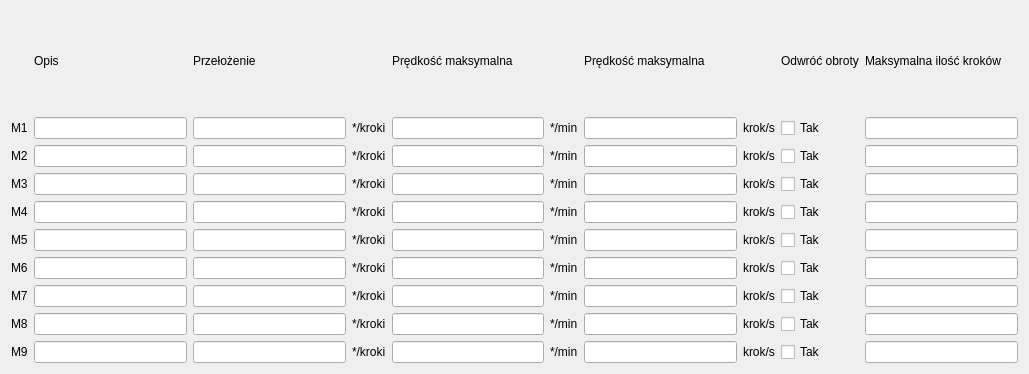
This is CzujkiLinioweApp/ustawienianapedow.ui in wiacekmarcin/CzujkiLiniowe as Qt 5 draws it before an edit. The edited form follows.
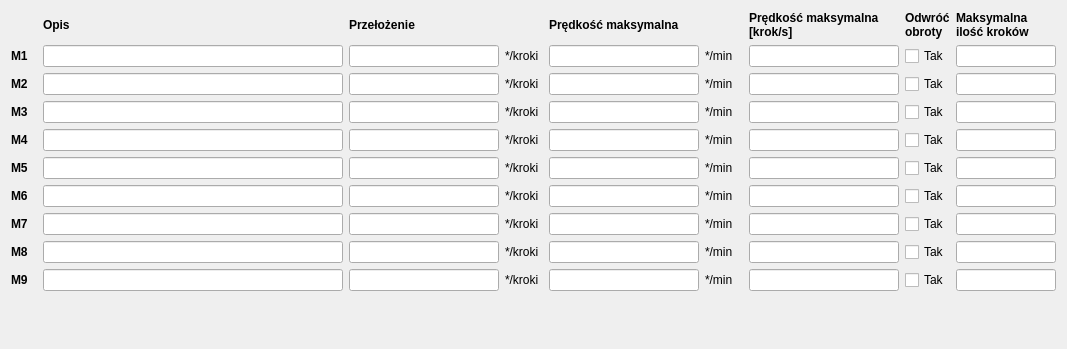
This is the edited form.

Diff of the .ui file:
```diff
--- a/CzujkiLinioweApp/ustawienianapedow.ui
+++ b/CzujkiLinioweApp/ustawienianapedow.ui
@@ -6,515 +6,1206 @@
    <rect>
     <x>0</x>
     <y>0</y>
-    <width>1029</width>
-    <height>374</height>
+    <width>1067</width>
+    <height>349</height>
    </rect>
   </property>
   <property name="windowTitle">
    <string>Form</string>
   </property>
   <layout class="QGridLayout" name="gridLayout">
-   <item row="0" column="8">
-    <widget class="QLabel" name="label_5">
+   <item row="9" column="0">
+    <widget class="QLabel" name="lnazwa_9">
+     <property name="maximumSize">
+      <size>
+       <width>26</width>
+       <height>16777215</height>
+      </size>
+     </property>
+     <property name="font">
+      <font>
+       <bold>true</bold>
+      </font>
+     </property>
      <property name="text">
-      <string>Odwróć obroty</string>
+      <string>M9</string>
+     </property>
+    </widget>
+   </item>
+   <item row="7" column="2">
+    <widget class="QLineEdit" name="ratio_7">
+     <property name="minimumSize">
+      <size>
+       <width>150</width>
+       <height>0</height>
+      </size>
+     </property>
+     <property name="maximumSize">
+      <size>
+       <width>150</width>
+       <height>16777215</height>
+      </size>
+     </property>
+    </widget>
+   </item>
+   <item row="2" column="9">
+    <widget class="QLineEdit" name="maxSteep_2">
+     <property name="maximumSize">
+      <size>
+       <width>100</width>
+       <height>16777215</height>
+      </size>
+     </property>
+    </widget>
+   </item>
+   <item row="1" column="9">
+    <widget class="QLineEdit" name="maxSteep_1">
+     <property name="minimumSize">
+      <size>
+       <width>100</width>
+       <height>0</height>
+      </size>
+     </property>
+     <property name="maximumSize">
+      <size>
+       <width>100</width>
+       <height>16777215</height>
+      </size>
+     </property>
+    </widget>
+   </item>
+   <item row="8" column="0">
+    <widget class="QLabel" name="lnazwa_8">
+     <property name="maximumSize">
+      <size>
+       <width>26</width>
+       <height>16777215</height>
+      </size>
+     </property>
+     <property name="font">
+      <font>
+       <bold>true</bold>
+      </font>
+     </property>
+     <property name="text">
+      <string>M8</string>
+     </property>
+    </widget>
+   </item>
+   <item row="5" column="0">
+    <widget class="QLabel" name="lnazwa_5">
+     <property name="maximumSize">
+      <size>
+       <width>26</width>
+       <height>16777215</height>
+      </size>
+     </property>
+     <property name="font">
+      <font>
+       <bold>true</bold>
+      </font>
+     </property>
+     <property name="text">
+      <string>M5</string>
+     </property>
+    </widget>
+   </item>
+   <item row="2" column="0">
+    <widget class="QLabel" name="lnazwa_2">
+     <property name="maximumSize">
+      <size>
+       <width>26</width>
+       <height>16777215</height>
+      </size>
+     </property>
+     <property name="font">
+      <font>
+       <bold>true</bold>
+      </font>
+     </property>
+     <property name="text">
+      <string>M2</string>
+     </property>
+    </widget>
+   </item>
+   <item row="9" column="8">
+    <widget class="QCheckBox" name="reverse_9">
+     <property name="maximumSize">
+      <size>
+       <width>52</width>
+       <height>16777215</height>
+      </size>
+     </property>
+     <property name="text">
+      <string>Tak</string>
+     </property>
+    </widget>
+   </item>
+   <item row="2" column="4">
+    <widget class="QLineEdit" name="speedMax1_2">
+     <property name="minimumSize">
+      <size>
+       <width>150</width>
+       <height>0</height>
+      </size>
+     </property>
+     <property name="maximumSize">
+      <size>
+       <width>150</width>
+       <height>16777215</height>
+      </size>
+     </property>
+    </widget>
+   </item>
+   <item row="6" column="8">
+    <widget class="QCheckBox" name="reverse_6">
+     <property name="maximumSize">
+      <size>
+       <width>52</width>
+       <height>16777215</height>
+      </size>
+     </property>
+     <property name="text">
+      <string>Tak</string>
+     </property>
+    </widget>
+   </item>
+   <item row="8" column="8">
+    <widget class="QCheckBox" name="reverse_8">
+     <property name="maximumSize">
+      <size>
+       <width>52</width>
+       <height>16777215</height>
+      </size>
+     </property>
+     <property name="text">
+      <string>Tak</string>
      </property>
     </widget>
    </item>
    <item row="0" column="1">
     <widget class="QLabel" name="head1">
+     <property name="font">
+      <font>
+       <bold>true</bold>
+      </font>
+     </property>
      <property name="text">
       <string>Opis</string>
      </property>
     </widget>
    </item>
-   <item row="0" column="9">
-    <widget class="QLabel" name="head5">
+   <item row="5" column="2">
+    <widget class="QLineEdit" name="ratio_5">
+     <property name="minimumSize">
+      <size>
+       <width>150</width>
+       <height>0</height>
+      </size>
+     </property>
+     <property name="maximumSize">
+      <size>
+       <width>150</width>
+       <height>16777215</height>
+      </size>
+     </property>
+    </widget>
+   </item>
+   <item row="7" column="1">
+    <widget class="QLineEdit" name="nazwa_7">
+     <property name="minimumSize">
+      <size>
+       <width>300</width>
+       <height>0</height>
+      </size>
+     </property>
+     <property name="maximumSize">
+      <size>
+       <width>300</width>
+       <height>16777215</height>
+      </size>
+     </property>
+     <property name="maxLength">
+      <number>100</number>
+     </property>
+    </widget>
+   </item>
+   <item row="3" column="5">
+    <widget class="QLabel" name="lunit2_3">
      <property name="text">
-      <string>Maksymalna ilość kroków</string>
+      <string>*/min</string>
+     </property>
+    </widget>
+   </item>
+   <item row="4" column="0">
+    <widget class="QLabel" name="lnazwa_4">
+     <property name="maximumSize">
+      <size>
+       <width>26</width>
+       <height>16777215</height>
+      </size>
+     </property>
+     <property name="font">
+      <font>
+       <bold>true</bold>
+      </font>
+     </property>
+     <property name="text">
+      <string>M4</string>
+     </property>
+    </widget>
+   </item>
+   <item row="4" column="9">
+    <widget class="QLineEdit" name="maxSteep_4">
+     <property name="maximumSize">
+      <size>
+       <width>100</width>
+       <height>16777215</height>
+      </size>
+     </property>
+    </widget>
+   </item>
+   <item row="5" column="1">
+    <widget class="QLineEdit" name="nazwa_5">
+     <property name="minimumSize">
+      <size>
+       <width>300</width>
+       <height>0</height>
+      </size>
+     </property>
+     <property name="maximumSize">
+      <size>
+       <width>300</width>
+       <height>16777215</height>
+      </size>
+     </property>
+     <property name="maxLength">
+      <number>100</number>
+     </property>
+    </widget>
+   </item>
+   <item row="6" column="6">
+    <widget class="QLineEdit" name="maxSpeed2_6">
+     <property name="minimumSize">
+      <size>
+       <width>150</width>
+       <height>0</height>
+      </size>
+     </property>
+     <property name="maximumSize">
+      <size>
+       <width>150</width>
+       <height>16777215</height>
+      </size>
+     </property>
+    </widget>
+   </item>
+   <item row="8" column="2">
+    <widget class="QLineEdit" name="ratio_8">
+     <property name="minimumSize">
+      <size>
+       <width>150</width>
+       <height>0</height>
+      </size>
+     </property>
+     <property name="maximumSize">
+      <size>
+       <width>150</width>
+       <height>16777215</height>
+      </size>
+     </property>
+    </widget>
+   </item>
+   <item row="3" column="0">
+    <widget class="QLabel" name="lnazwa_3">
+     <property name="maximumSize">
+      <size>
+       <width>26</width>
+       <height>16777215</height>
+      </size>
+     </property>
+     <property name="font">
+      <font>
+       <bold>true</bold>
+      </font>
+     </property>
+     <property name="text">
+      <string>M3</string>
+     </property>
+    </widget>
+   </item>
+   <item row="7" column="4">
+    <widget class="QLineEdit" name="speedMax1_7">
+     <property name="minimumSize">
+      <size>
+       <width>150</width>
+       <height>0</height>
+      </size>
+     </property>
+     <property name="maximumSize">
+      <size>
+       <width>150</width>
+       <height>16777215</height>
+      </size>
+     </property>
+    </widget>
+   </item>
+   <item row="1" column="2">
+    <widget class="QLineEdit" name="ratio_1">
+     <property name="minimumSize">
+      <size>
+       <width>150</width>
+       <height>0</height>
+      </size>
+     </property>
+     <property name="maximumSize">
+      <size>
+       <width>150</width>
+       <height>16777215</height>
+      </size>
+     </property>
+    </widget>
+   </item>
+   <item row="4" column="8">
+    <widget class="QCheckBox" name="reverse_4">
+     <property name="maximumSize">
+      <size>
+       <width>52</width>
+       <height>16777215</height>
+      </size>
+     </property>
+     <property name="text">
+      <string>Tak</string>
+     </property>
+    </widget>
+   </item>
+   <item row="2" column="6">
+    <widget class="QLineEdit" name="maxSpeed2_2">
+     <property name="minimumSize">
+      <size>
+       <width>150</width>
+       <height>0</height>
+      </size>
+     </property>
+     <property name="maximumSize">
+      <size>
+       <width>150</width>
+       <height>16777215</height>
+      </size>
+     </property>
+    </widget>
+   </item>
+   <item row="3" column="1">
+    <widget class="QLineEdit" name="nazwa_3">
+     <property name="minimumSize">
+      <size>
+       <width>300</width>
+       <height>0</height>
+      </size>
+     </property>
+     <property name="maximumSize">
+      <size>
+       <width>300</width>
+       <height>16777215</height>
+      </size>
+     </property>
+     <property name="maxLength">
+      <number>100</number>
+     </property>
+    </widget>
+   </item>
+   <item row="6" column="3">
+    <widget class="QLabel" name="lunit1_6">
+     <property name="text">
+      <string>*/kroki</string>
      </property>
     </widget>
    </item>
    <item row="0" column="2" colspan="2">
     <widget class="QLabel" name="head2">
+     <property name="font">
+      <font>
+       <bold>true</bold>
+      </font>
+     </property>
      <property name="text">
       <string>Przełożenie</string>
      </property>
     </widget>
    </item>
+   <item row="9" column="1">
+    <widget class="QLineEdit" name="nazwa_9">
+     <property name="minimumSize">
+      <size>
+       <width>300</width>
+       <height>0</height>
+      </size>
+     </property>
+     <property name="maximumSize">
+      <size>
+       <width>300</width>
+       <height>16777215</height>
+      </size>
+     </property>
+     <property name="maxLength">
+      <number>100</number>
+     </property>
+    </widget>
+   </item>
+   <item row="8" column="9">
+    <widget class="QLineEdit" name="maxSteep_8">
+     <property name="maximumSize">
+      <size>
+       <width>100</width>
+       <height>16777215</height>
+      </size>
+     </property>
+    </widget>
+   </item>
+   <item row="5" column="4">
+    <widget class="QLineEdit" name="speedMax1_5">
+     <property name="minimumSize">
+      <size>
+       <width>150</width>
+       <height>0</height>
+      </size>
+     </property>
+     <property name="maximumSize">
+      <size>
+       <width>150</width>
+       <height>16777215</height>
+      </size>
+     </property>
+    </widget>
+   </item>
+   <item row="6" column="0">
+    <widget class="QLabel" name="lnazwa_6">
+     <property name="maximumSize">
+      <size>
+       <width>26</width>
+       <height>16777215</height>
+      </size>
+     </property>
+     <property name="font">
+      <font>
+       <bold>true</bold>
+      </font>
+     </property>
+     <property name="text">
+      <string>M6</string>
+     </property>
+    </widget>
+   </item>
+   <item row="6" column="2">
+    <widget class="QLineEdit" name="ratio_6">
+     <property name="minimumSize">
+      <size>
+       <width>150</width>
+       <height>0</height>
+      </size>
+     </property>
+     <property name="maximumSize">
+      <size>
+       <width>150</width>
+       <height>16777215</height>
+      </size>
+     </property>
+    </widget>
+   </item>
+   <item row="5" column="9">
+    <widget class="QLineEdit" name="maxSteep_5">
+     <property name="maximumSize">
+      <size>
+       <width>100</width>
+       <height>16777215</height>
+      </size>
+     </property>
+    </widget>
+   </item>
    <item row="0" column="4" colspan="2">
     <widget class="QLabel" name="head3">
+     <property name="font">
+      <font>
+       <bold>true</bold>
+      </font>
+     </property>
      <property name="text">
       <string>Prędkość maksymalna</string>
      </property>
     </widget>
    </item>
-   <item row="0" column="6" colspan="2">
-    <widget class="QLabel" name="head4">
+   <item row="5" column="6">
+    <widget class="QLineEdit" name="maxSpeed2_5">
+     <property name="minimumSize">
+      <size>
+       <width>150</width>
+       <height>0</height>
+      </size>
+     </property>
+     <property name="maximumSize">
+      <size>
+       <width>150</width>
+       <height>16777215</height>
+      </size>
+     </property>
+    </widget>
+   </item>
+   <item row="7" column="0">
+    <widget class="QLabel" name="lnazwa_7">
+     <property name="maximumSize">
+      <size>
+       <width>26</width>
+       <height>16777215</height>
+      </size>
+     </property>
+     <property name="font">
+      <font>
+       <bold>true</bold>
+      </font>
+     </property>
      <property name="text">
-      <string>Prędkość maksymalna</string>
+      <string>M7</string>
+     </property>
+    </widget>
+   </item>
+   <item row="7" column="6">
+    <widget class="QLineEdit" name="maxSpeed2_7">
+     <property name="minimumSize">
+      <size>
+       <width>150</width>
+       <height>0</height>
+      </size>
+     </property>
+     <property name="maximumSize">
+      <size>
+       <width>150</width>
+       <height>16777215</height>
+      </size>
+     </property>
+    </widget>
+   </item>
+   <item row="4" column="4">
+    <widget class="QLineEdit" name="speedMax1_4">
+     <property name="minimumSize">
+      <size>
+       <width>150</width>
+       <height>0</height>
+      </size>
+     </property>
+     <property name="maximumSize">
+      <size>
+       <width>150</width>
+       <height>16777215</height>
+      </size>
+     </property>
+    </widget>
+   </item>
+   <item row="8" column="3">
+    <widget class="QLabel" name="lunit1_8">
+     <property name="text">
+      <string>*/kroki</string>
+     </property>
+    </widget>
+   </item>
+   <item row="6" column="4">
+    <widget class="QLineEdit" name="speedMax1_6">
+     <property name="minimumSize">
+      <size>
+       <width>150</width>
+       <height>0</height>
+      </size>
+     </property>
+     <property name="maximumSize">
+      <size>
+       <width>150</width>
+       <height>16777215</height>
+      </size>
+     </property>
+    </widget>
+   </item>
+   <item row="9" column="6">
+    <widget class="QLineEdit" name="maxSpeed2_9">
+     <property name="minimumSize">
+      <size>
+       <width>150</width>
+       <height>0</height>
+      </size>
+     </property>
+     <property name="maximumSize">
+      <size>
+       <width>150</width>
+       <height>16777215</height>
+      </size>
+     </property>
+    </widget>
+   </item>
+   <item row="0" column="8">
+    <widget class="QLabel" name="label_5">
+     <property name="font">
+      <font>
+       <bold>true</bold>
+      </font>
+     </property>
+     <property name="text">
+      <string>Odwróć
+obroty</string>
      </property>
     </widget>
    </item>
    <item row="1" column="0">
     <widget class="QLabel" name="lnazwa_1">
-        <property name="text">
-        <string>M1</string>
-        </property>
+     <property name="maximumSize">
+      <size>
+       <width>26</width>
+       <height>16777215</height>
+      </size>
+     </property>
+     <property name="font">
+      <font>
+       <bold>true</bold>
+      </font>
+     </property>
+     <property name="text">
+      <string>M1</string>
+     </property>
     </widget>
-</item>
-<item row="1" column="1">
-    <widget class="QLineEdit" name="nazwa_1"/>
-</item>
-<item row="1" column="2">
-    <widget class="QLineEdit" name="ratio_1"/>
-</item>
-<item row="1" column="3">
-    <widget class="QLabel" name="lunit1_1">
-        <property name="text">
-        <string>*/kroki</string>
-        </property>
+   </item>
+   <item row="3" column="4">
+    <widget class="QLineEdit" name="speedMax1_3">
+     <property name="minimumSize">
+      <size>
+       <width>150</width>
+       <height>0</height>
+      </size>
+     </property>
+     <property name="maximumSize">
+      <size>
+       <width>150</width>
+       <height>16777215</height>
+      </size>
+     </property>
     </widget>
-</item>
-<item row="1" column="4">
-    <widget class="QLineEdit" name="speedMax1_1"/>
-</item>
-<item row="1" column="5">
+   </item>
+   <item row="9" column="2">
+    <widget class="QLineEdit" name="ratio_9">
+     <property name="minimumSize">
+      <size>
+       <width>150</width>
+       <height>0</height>
+      </size>
+     </property>
+     <property name="maximumSize">
+      <size>
+       <width>150</width>
+       <height>16777215</height>
+      </size>
+     </property>
+    </widget>
+   </item>
+   <item row="5" column="5">
+    <widget class="QLabel" name="lunit2_5">
+     <property name="text">
+      <string>*/min</string>
+     </property>
+    </widget>
+   </item>
+   <item row="3" column="8">
+    <widget class="QCheckBox" name="reverse_3">
+     <property name="maximumSize">
+      <size>
+       <width>52</width>
+       <height>16777215</height>
+      </size>
+     </property>
+     <property name="text">
+      <string>Tak</string>
+     </property>
+    </widget>
+   </item>
+   <item row="6" column="5">
+    <widget class="QLabel" name="lunit2_6">
+     <property name="text">
+      <string>*/min</string>
+     </property>
+    </widget>
+   </item>
+   <item row="9" column="9">
+    <widget class="QLineEdit" name="maxSteep_9">
+     <property name="maximumSize">
+      <size>
+       <width>100</width>
+       <height>16777215</height>
+      </size>
+     </property>
+    </widget>
+   </item>
+   <item row="6" column="1">
+    <widget class="QLineEdit" name="nazwa_6">
+     <property name="minimumSize">
+      <size>
+       <width>300</width>
+       <height>0</height>
+      </size>
+     </property>
+     <property name="maximumSize">
+      <size>
+       <width>300</width>
+       <height>16777215</height>
+      </size>
+     </property>
+     <property name="maxLength">
+      <number>100</number>
+     </property>
+    </widget>
+   </item>
+   <item row="3" column="3">
+    <widget class="QLabel" name="lunit1_3">
+     <property name="text">
+      <string>*/kroki</string>
+     </property>
+    </widget>
+   </item>
+   <item row="1" column="1">
+    <widget class="QLineEdit" name="nazwa_1">
+     <property name="minimumSize">
+      <size>
+       <width>300</width>
+       <height>0</height>
+      </size>
+     </property>
+     <property name="maximumSize">
+      <size>
+       <width>300</width>
+       <height>16777215</height>
+      </size>
+     </property>
+     <property name="maxLength">
+      <number>100</number>
+     </property>
+    </widget>
+   </item>
+   <item row="1" column="5">
     <widget class="QLabel" name="lunit2_1">
-        <property name="text">
-        <string>*/min</string>
-        </property>
+     <property name="text">
+      <string>*/min</string>
+     </property>
     </widget>
-</item>
-<item row="1" column="6">
-    <widget class="QLineEdit" name="maxSpeed2_1"/>
-</item>
-<item row="1" column="7">
-    <widget class="QLabel" name="lunit3_1">
-        <property name="text">
-        <string>krok/s</string>
-        </property>
+   </item>
+   <item row="4" column="6">
+    <widget class="QLineEdit" name="maxSpeed2_4">
+     <property name="minimumSize">
+      <size>
+       <width>150</width>
+       <height>0</height>
+      </size>
+     </property>
+     <property name="maximumSize">
+      <size>
+       <width>150</width>
+       <height>16777215</height>
+      </size>
+     </property>
     </widget>
-</item>
-<item row="1" column="8">
-    <widget class="QCheckBox" name="reverse_1">
+   </item>
+   <item row="9" column="3">
+    <widget class="QLabel" name="lunit1_9">
      <property name="text">
-      <string>Tak</string>
+      <string>*/kroki</string>
      </property>
     </widget>
-</item>
-<item row="1" column="9">
-    <widget class="QLineEdit" name="maxSteep_1"/>
-</item>
-
-<item row="2" column="0">
-    <widget class="QLabel" name="lnazwa_2">
-        <property name="text">
-        <string>M2</string>
-        </property>
+   </item>
+   <item row="2" column="2">
+    <widget class="QLineEdit" name="ratio_2">
+     <property name="minimumSize">
+      <size>
+       <width>150</width>
+       <height>0</height>
+      </size>
+     </property>
+     <property name="maximumSize">
+      <size>
+       <width>150</width>
+       <height>16777215</height>
+      </size>
+     </property>
     </widget>
-</item>
-<item row="2" column="1">
-    <widget class="QLineEdit" name="nazwa_2"/>
-</item>
-<item row="2" column="2">
-    <widget class="QLineEdit" name="ratio_2"/>
-</item>
-<item row="2" column="3">
-    <widget class="QLabel" name="lunit1_2">
-        <property name="text">
-        <string>*/kroki</string>
-        </property>
-    </widget>
-</item>
-<item row="2" column="4">
-    <widget class="QLineEdit" name="speedMax1_2"/>
-</item>
-<item row="2" column="5">
-    <widget class="QLabel" name="lunit2_2">
-        <property name="text">
-        <string>*/min</string>
-        </property>
-    </widget>
-</item>
-<item row="2" column="6">
-    <widget class="QLineEdit" name="maxSpeed2_2"/>
-</item>
-<item row="2" column="7">
-    <widget class="QLabel" name="lunit3_2">
-        <property name="text">
-        <string>krok/s</string>
-        </property>
-    </widget>
-</item>
-<item row="2" column="8">
+   </item>
+   <item row="2" column="8">
     <widget class="QCheckBox" name="reverse_2">
-     <property name="text">
-      <string>Tak</string>
+     <property name="maximumSize">
+      <size>
+       <width>52</width>
+       <height>16777215</height>
+      </size>
      </property>
-    </widget>
-</item>
-<item row="2" column="9">
-    <widget class="QLineEdit" name="maxSteep_2"/>
-</item>
-
-<item row="3" column="0">
-    <widget class="QLabel" name="lnazwa_3">
-        <property name="text">
-        <string>M3</string>
-        </property>
-    </widget>
-</item>
-<item row="3" column="1">
-    <widget class="QLineEdit" name="nazwa_3"/>
-</item>
-<item row="3" column="2">
-    <widget class="QLineEdit" name="ratio_3"/>
-</item>
-<item row="3" column="3">
-    <widget class="QLabel" name="lunit1_3">
-        <property name="text">
-        <string>*/kroki</string>
-        </property>
-    </widget>
-</item>
-<item row="3" column="4">
-    <widget class="QLineEdit" name="speedMax1_3"/>
-</item>
-<item row="3" column="5">
-    <widget class="QLabel" name="lunit2_3">
-        <property name="text">
-        <string>*/min</string>
-        </property>
-    </widget>
-</item>
-<item row="3" column="6">
-    <widget class="QLineEdit" name="maxSpeed2_3"/>
-</item>
-<item row="3" column="7">
-    <widget class="QLabel" name="lunit3_3">
-        <property name="text">
-        <string>krok/s</string>
-        </property>
-    </widget>
-</item>
-<item row="3" column="8">
-    <widget class="QCheckBox" name="reverse_3">
      <property name="text">
       <string>Tak</string>
      </property>
     </widget>
-</item>
-<item row="3" column="9">
-    <widget class="QLineEdit" name="maxSteep_3"/>
-</item>
-
-<item row="4" column="0">
-    <widget class="QLabel" name="lnazwa_4">
-        <property name="text">
-        <string>M4</string>
-        </property>
-    </widget>
-</item>
-<item row="4" column="1">
-    <widget class="QLineEdit" name="nazwa_4"/>
-</item>
-<item row="4" column="2">
-    <widget class="QLineEdit" name="ratio_4"/>
-</item>
-<item row="4" column="3">
-    <widget class="QLabel" name="lunit1_4">
-        <property name="text">
-        <string>*/kroki</string>
-        </property>
-    </widget>
-</item>
-<item row="4" column="4">
-    <widget class="QLineEdit" name="speedMax1_4"/>
-</item>
-<item row="4" column="5">
-    <widget class="QLabel" name="lunit2_4">
-        <property name="text">
-        <string>*/min</string>
-        </property>
-    </widget>
-</item>
-<item row="4" column="6">
-    <widget class="QLineEdit" name="maxSpeed2_4"/>
-</item>
-<item row="4" column="7">
-    <widget class="QLabel" name="lunit3_4">
-        <property name="text">
-        <string>krok/s</string>
-        </property>
-    </widget>
-</item>
-<item row="4" column="8">
-    <widget class="QCheckBox" name="reverse_4">
+   </item>
+   <item row="8" column="5">
+    <widget class="QLabel" name="lunit2_8">
      <property name="text">
-      <string>Tak</string>
+      <string>*/min</string>
      </property>
     </widget>
-</item>
-<item row="4" column="9">
-    <widget class="QLineEdit" name="maxSteep_4"/>
-</item>
-
-<item row="5" column="0">
-    <widget class="QLabel" name="lnazwa_5">
-        <property name="text">
-        <string>M5</string>
-        </property>
-    </widget>
-</item>
-<item row="5" column="1">
-    <widget class="QLineEdit" name="nazwa_5"/>
-</item>
-<item row="5" column="2">
-    <widget class="QLineEdit" name="ratio_5"/>
-</item>
-<item row="5" column="3">
+   </item>
+   <item row="5" column="3">
     <widget class="QLabel" name="lunit1_5">
-        <property name="text">
-        <string>*/kroki</string>
-        </property>
+     <property name="text">
+      <string>*/kroki</string>
+     </property>
     </widget>
-</item>
-<item row="5" column="4">
-    <widget class="QLineEdit" name="speedMax1_5"/>
-</item>
-<item row="5" column="5">
-    <widget class="QLabel" name="lunit2_5">
-        <property name="text">
-        <string>*/min</string>
-        </property>
+   </item>
+   <item row="7" column="8">
+    <widget class="QCheckBox" name="reverse_7">
+     <property name="maximumSize">
+      <size>
+       <width>52</width>
+       <height>16777215</height>
+      </size>
+     </property>
+     <property name="text">
+      <string>Tak</string>
+     </property>
     </widget>
-</item>
-<item row="5" column="6">
-    <widget class="QLineEdit" name="maxSpeed2_5"/>
-</item>
-<item row="5" column="7">
-    <widget class="QLabel" name="lunit3_5">
-        <property name="text">
-        <string>krok/s</string>
-        </property>
+   </item>
+   <item row="4" column="5">
+    <widget class="QLabel" name="lunit2_4">
+     <property name="text">
+      <string>*/min</string>
+     </property>
     </widget>
-</item>
-<item row="5" column="8">
+   </item>
+   <item row="8" column="1">
+    <widget class="QLineEdit" name="nazwa_8">
+     <property name="minimumSize">
+      <size>
+       <width>300</width>
+       <height>0</height>
+      </size>
+     </property>
+     <property name="maximumSize">
+      <size>
+       <width>300</width>
+       <height>16777215</height>
+      </size>
+     </property>
+     <property name="maxLength">
+      <number>100</number>
+     </property>
+    </widget>
+   </item>
+   <item row="8" column="6">
+    <widget class="QLineEdit" name="maxSpeed2_8">
+     <property name="minimumSize">
+      <size>
+       <width>150</width>
+       <height>0</height>
+      </size>
+     </property>
+     <property name="maximumSize">
+      <size>
+       <width>150</width>
+       <height>16777215</height>
+      </size>
+     </property>
+    </widget>
+   </item>
+   <item row="5" column="8">
     <widget class="QCheckBox" name="reverse_5">
-     <property name="text">
-      <string>Tak</string>
+     <property name="maximumSize">
+      <size>
+       <width>52</width>
+       <height>16777215</height>
+      </size>
      </property>
-    </widget>
-</item>
-<item row="5" column="9">
-    <widget class="QLineEdit" name="maxSteep_5"/>
-</item>
-
-<item row="6" column="0">
-    <widget class="QLabel" name="lnazwa_6">
-        <property name="text">
-        <string>M6</string>
-        </property>
-    </widget>
-</item>
-<item row="6" column="1">
-    <widget class="QLineEdit" name="nazwa_6"/>
-</item>
-<item row="6" column="2">
-    <widget class="QLineEdit" name="ratio_6"/>
-</item>
-<item row="6" column="3">
-    <widget class="QLabel" name="lunit1_6">
-        <property name="text">
-        <string>*/kroki</string>
-        </property>
-    </widget>
-</item>
-<item row="6" column="4">
-    <widget class="QLineEdit" name="speedMax1_6"/>
-</item>
-<item row="6" column="5">
-    <widget class="QLabel" name="lunit2_6">
-        <property name="text">
-        <string>*/min</string>
-        </property>
-    </widget>
-</item>
-<item row="6" column="6">
-    <widget class="QLineEdit" name="maxSpeed2_6"/>
-</item>
-<item row="6" column="7">
-    <widget class="QLabel" name="lunit3_6">
-        <property name="text">
-        <string>krok/s</string>
-        </property>
-    </widget>
-</item>
-<item row="6" column="8">
-    <widget class="QCheckBox" name="reverse_6">
      <property name="text">
       <string>Tak</string>
      </property>
     </widget>
-</item>
-<item row="6" column="9">
-    <widget class="QLineEdit" name="maxSteep_6"/>
-</item>
-
-<item row="7" column="0">
-    <widget class="QLabel" name="lnazwa_7">
-        <property name="text">
-        <string>M7</string>
-        </property>
-    </widget>
-</item>
-<item row="7" column="1">
-    <widget class="QLineEdit" name="nazwa_7"/>
-</item>
-<item row="7" column="2">
-    <widget class="QLineEdit" name="ratio_7"/>
-</item>
-<item row="7" column="3">
+   </item>
+   <item row="7" column="3">
     <widget class="QLabel" name="lunit1_7">
-        <property name="text">
-        <string>*/kroki</string>
-        </property>
+     <property name="text">
+      <string>*/kroki</string>
+     </property>
     </widget>
-</item>
-<item row="7" column="4">
-    <widget class="QLineEdit" name="speedMax1_7"/>
-</item>
-<item row="7" column="5">
+   </item>
+   <item row="2" column="3">
+    <widget class="QLabel" name="lunit1_2">
+     <property name="text">
+      <string>*/kroki</string>
+     </property>
+    </widget>
+   </item>
+   <item row="4" column="2">
+    <widget class="QLineEdit" name="ratio_4">
+     <property name="minimumSize">
+      <size>
+       <width>150</width>
+       <height>0</height>
+      </size>
+     </property>
+     <property name="maximumSize">
+      <size>
+       <width>150</width>
+       <height>16777215</height>
+      </size>
+     </property>
+    </widget>
+   </item>
+   <item row="7" column="5">
     <widget class="QLabel" name="lunit2_7">
-        <property name="text">
-        <string>*/min</string>
-        </property>
-    </widget>
-</item>
-<item row="7" column="6">
-    <widget class="QLineEdit" name="maxSpeed2_7"/>
-</item>
-<item row="7" column="7">
-    <widget class="QLabel" name="lunit3_7">
-        <property name="text">
-        <string>krok/s</string>
-        </property>
-    </widget>
-</item>
-<item row="7" column="8">
-    <widget class="QCheckBox" name="reverse_7">
      <property name="text">
-      <string>Tak</string>
+      <string>*/min</string>
      </property>
     </widget>
-</item>
-<item row="7" column="9">
-    <widget class="QLineEdit" name="maxSteep_7"/>
-</item>
-
-<item row="8" column="0">
-    <widget class="QLabel" name="lnazwa_8">
-        <property name="text">
-        <string>M8</string>
-        </property>
+   </item>
+   <item row="4" column="1">
+    <widget class="QLineEdit" name="nazwa_4">
+     <property name="minimumSize">
+      <size>
+       <width>300</width>
+       <height>0</height>
+      </size>
+     </property>
+     <property name="maximumSize">
+      <size>
+       <width>300</width>
+       <height>16777215</height>
+      </size>
+     </property>
+     <property name="maxLength">
+      <number>100</number>
+     </property>
     </widget>
-</item>
-<item row="8" column="1">
-    <widget class="QLineEdit" name="nazwa_8"/>
-</item>
-<item row="8" column="2">
-    <widget class="QLineEdit" name="ratio_8"/>
-</item>
-<item row="8" column="3">
-    <widget class="QLabel" name="lunit1_8">
-        <property name="text">
-        <string>*/kroki</string>
-        </property>
+   </item>
+   <item row="1" column="6">
+    <widget class="QLineEdit" name="maxSpeed2_1">
+     <property name="minimumSize">
+      <size>
+       <width>150</width>
+       <height>0</height>
+      </size>
+     </property>
+     <property name="maximumSize">
+      <size>
+       <width>150</width>
+       <height>16777215</height>
+      </size>
+     </property>
     </widget>
-</item>
-<item row="8" column="4">
-    <widget class="QLineEdit" name="speedMax1_8"/>
-</item>
-<item row="8" column="5">
-    <widget class="QLabel" name="lunit2_8">
-        <property name="text">
-        <string>*/min</string>
-        </property>
+   </item>
+   <item row="3" column="9">
+    <widget class="QLineEdit" name="maxSteep_3">
+     <property name="maximumSize">
+      <size>
+       <width>100</width>
+       <height>16777215</height>
+      </size>
+     </property>
     </widget>
-</item>
-<item row="8" column="6">
-    <widget class="QLineEdit" name="maxSpeed2_8"/>
-</item>
-<item row="8" column="7">
-    <widget class="QLabel" name="lunit3_8">
-        <property name="text">
-        <string>krok/s</string>
-        </property>
-    </widget>
-</item>
-<item row="8" column="8">
-    <widget class="QCheckBox" name="reverse_8">
+   </item>
+   <item row="1" column="3">
+    <widget class="QLabel" name="lunit1_1">
      <property name="text">
-      <string>Tak</string>
+      <string>*/kroki</string>
      </property>
     </widget>
-</item>
-<item row="8" column="9">
-    <widget class="QLineEdit" name="maxSteep_8"/>
-</item>
-
-<item row="9" column="0">
-    <widget class="QLabel" name="lnazwa_9">
-        <property name="text">
-        <string>M9</string>
-        </property>
+   </item>
+   <item row="1" column="4">
+    <widget class="QLineEdit" name="speedMax1_1">
+     <property name="minimumSize">
+      <size>
+       <width>150</width>
+       <height>0</height>
+      </size>
+     </property>
+     <property name="maximumSize">
+      <size>
+       <width>150</width>
+       <height>16777215</height>
+      </size>
+     </property>
     </widget>
-</item>
-<item row="9" column="1">
-    <widget class="QLineEdit" name="nazwa_9"/>
-</item>
-<item row="9" column="2">
-    <widget class="QLineEdit" name="ratio_9"/>
-</item>
-<item row="9" column="3">
-    <widget class="QLabel" name="lunit1_9">
-        <property name="text">
-        <string>*/kroki</string>
-        </property>
+   </item>
+   <item row="4" column="3">
+    <widget class="QLabel" name="lunit1_4">
+     <property name="text">
+      <string>*/kroki</string>
+     </property>
     </widget>
-</item>
-<item row="9" column="4">
-    <widget class="QLineEdit" name="speedMax1_9"/>
-</item>
-<item row="9" column="5">
+   </item>
+   <item row="9" column="5">
     <widget class="QLabel" name="lunit2_9">
-        <property name="text">
-        <string>*/min</string>
-        </property>
+     <property name="text">
+      <string>*/min</string>
+     </property>
     </widget>
-</item>
-<item row="9" column="6">
-    <widget class="QLineEdit" name="maxSpeed2_9"/>
-</item>
-<item row="9" column="7">
-    <widget class="QLabel" name="lunit3_9">
-        <property name="text">
-        <string>krok/s</string>
-        </property>
+   </item>
+   <item row="3" column="6">
+    <widget class="QLineEdit" name="maxSpeed2_3">
+     <property name="minimumSize">
+      <size>
+       <width>150</width>
+       <height>0</height>
+      </size>
+     </property>
+     <property name="maximumSize">
+      <size>
+       <width>150</width>
+       <height>16777215</height>
+      </size>
+     </property>
     </widget>
-</item>
-<item row="9" column="8">
-    <widget class="QCheckBox" name="reverse_9">
+   </item>
+   <item row="6" column="9">
+    <widget class="QLineEdit" name="maxSteep_6">
+     <property name="maximumSize">
+      <size>
+       <width>100</width>
+       <height>16777215</height>
+      </size>
+     </property>
+    </widget>
+   </item>
+   <item row="7" column="9">
+    <widget class="QLineEdit" name="maxSteep_7">
+     <property name="maximumSize">
+      <size>
+       <width>100</width>
+       <height>16777215</height>
+      </size>
+     </property>
+    </widget>
+   </item>
+   <item row="1" column="8">
+    <widget class="QCheckBox" name="reverse_1">
+     <property name="maximumSize">
+      <size>
+       <width>52</width>
+       <height>16777215</height>
+      </size>
+     </property>
      <property name="text">
       <string>Tak</string>
      </property>
     </widget>
-</item>
-<item row="9" column="9">
-    <widget class="QLineEdit" name="maxSteep_9"/>
-</item>
-
+   </item>
+   <item row="0" column="9">
+    <widget class="QLabel" name="head5">
+     <property name="font">
+      <font>
+       <bold>true</bold>
+      </font>
+     </property>
+     <property name="text">
+      <string>Maksymalna
+ilość kroków</string>
+     </property>
+    </widget>
+   </item>
+   <item row="2" column="5">
+    <widget class="QLabel" name="lunit2_2">
+     <property name="text">
+      <string>*/min</string>
+     </property>
+    </widget>
+   </item>
+   <item row="2" column="1">
+    <widget class="QLineEdit" name="nazwa_2">
+     <property name="minimumSize">
+      <size>
+       <width>300</width>
+       <height>0</height>
+      </size>
+     </property>
+     <property name="maximumSize">
+      <size>
+       <width>300</width>
+       <height>16777215</height>
+      </size>
+     </property>
+     <property name="maxLength">
+      <number>100</number>
+     </property>
+    </widget>
+   </item>
+   <item row="9" column="4">
+    <widget class="QLineEdit" name="speedMax1_9">
+     <property name="minimumSize">
+      <size>
+       <width>150</width>
+       <height>0</height>
+      </size>
+     </property>
+     <property name="maximumSize">
+      <size>
+       <width>150</width>
+       <height>16777215</height>
+      </size>
+     </property>
+    </widget>
+   </item>
+   <item row="8" column="4">
+    <widget class="QLineEdit" name="speedMax1_8">
+     <property name="minimumSize">
+      <size>
+       <width>150</width>
+       <height>0</height>
+      </size>
+     </property>
+     <property name="maximumSize">
+      <size>
+       <width>150</width>
+       <height>16777215</height>
+      </size>
+     </property>
+    </widget>
+   </item>
+   <item row="3" column="2">
+    <widget class="QLineEdit" name="ratio_3">
+     <property name="minimumSize">
+      <size>
+       <width>150</width>
+       <height>0</height>
+      </size>
+     </property>
+     <property name="maximumSize">
+      <size>
+       <width>150</width>
+       <height>16777215</height>
+      </size>
+     </property>
+    </widget>
+   </item>
+   <item row="10" column="4">
+    <spacer name="verticalSpacer">
+     <property name="orientation">
+      <enum>Qt::Vertical</enum>
+     </property>
+     <property name="sizeHint" stdset="0">
+      <size>
+       <width>20</width>
+       <height>40</height>
+      </size>
+     </property>
+    </spacer>
+   </item>
+   <item row="0" column="6">
+    <widget class="QLabel" name="head4">
+     <property name="font">
+      <font>
+       <bold>true</bold>
+      </font>
+     </property>
+     <property name="text">
+      <string>Prędkość maksymalna
+[krok/s]</string>
+     </property>
+    </widget>
+   </item>
   </layout>
  </widget>
  <resources/>
```
